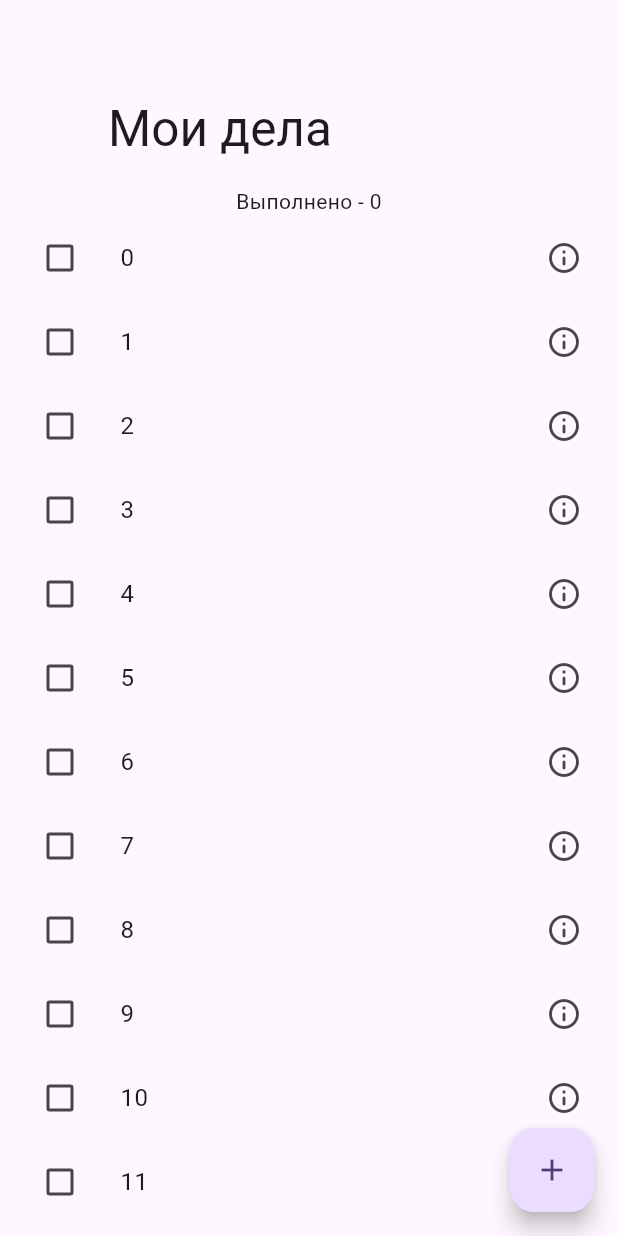
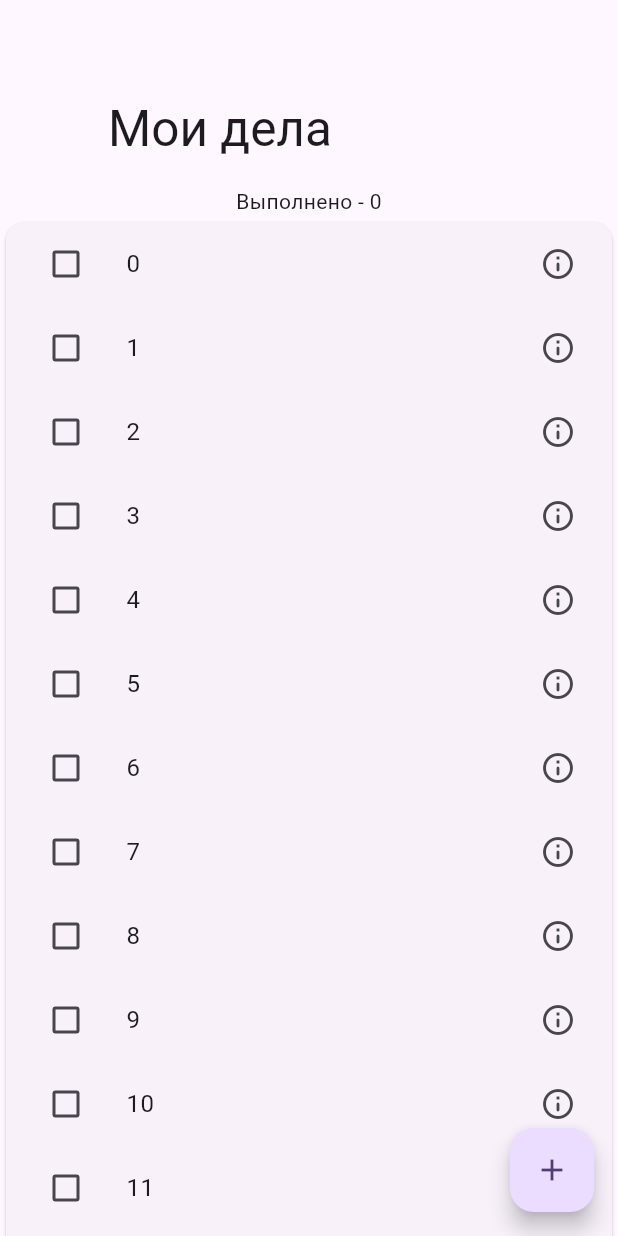
Before and after one commit to VARWA/todo, a Flutter app: the screen it shows after launch, on a phone screen of 412 x 824 dp. Run offline on Flutter 3.47's test engine with Material 2 defaults, Android fonts, the phone set to English and light mode, and no system bars.

```diff
--- a/lib/main_screen/main_screen_widget.dart
+++ b/lib/main_screen/main_screen_widget.dart
@@ -5,6 +5,8 @@ class MainScreenWidget extends StatelessWidget {
 
   @override
   Widget build(BuildContext context) {
+    final list =
+        List<TaskInListWidget>.generate(20, (i) => TaskInListWidget(index: i));
     return SafeArea(
       child: Scaffold(
         body: CustomScrollView(
@@ -26,21 +28,12 @@ class MainScreenWidget extends StatelessWidget {
                 ),
               ),
             ),
-            SliverList(
-              delegate: SliverChildBuilderDelegate(
-                (BuildContext context, int index) {
-                  return ListTile(
-                    leading: Checkbox(
-                      value: false,
-                      onChanged: (bool? value) {},
-                    ),
-                    title: Text(
-                      '$index',
-                    ),
-                    trailing: Icon(Icons.info_outline_rounded),
-                  );
-                },
-                childCount: 20,
+            SliverToBoxAdapter(
+              child: Card(
+                child: Column(
+                  mainAxisSize: MainAxisSize.min,
+                  children: list,
+                ),
               ),
             ),
           ],
@@ -53,3 +46,23 @@ class MainScreenWidget extends StatelessWidget {
     );
   }
 }
+
+class TaskInListWidget extends StatelessWidget {
+  final int index;
+
+  const TaskInListWidget({super.key, required this.index});
+
+  @override
+  Widget build(BuildContext context) {
+    return ListTile(
+      leading: Checkbox(
+        value: false,
+        onChanged: (bool? value) {},
+      ),
+      title: Text(
+        '$index',
+      ),
+      trailing: const Icon(Icons.info_outline_rounded),
+    );
+  }
+}
```
